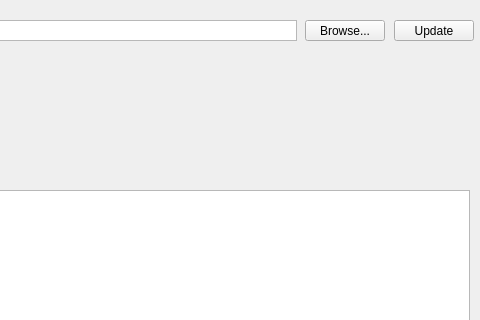
Above: Tools/SendDicomSCU/mainwindow.ui from zyq1569/HealthApp before the change; both pictures show x 754 to 1234 and y 0 to 320 of the 1234 by 693 pixel window. Below: the same form after it.
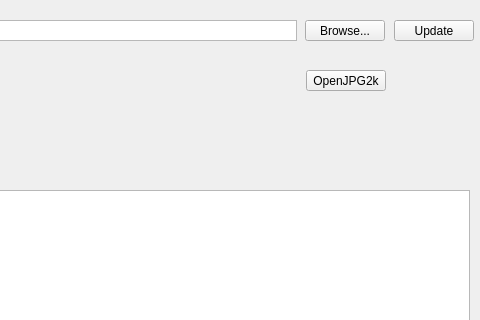
That is the form after the change.

```diff
--- a/Tools/SendDicomSCU/mainwindow.ui
+++ b/Tools/SendDicomSCU/mainwindow.ui
@@ -378,6 +378,19 @@
      </property>
     </widget>
    </widget>
+   <widget class="QPushButton" name="pBOpen2K">
+    <property name="geometry">
+     <rect>
+      <x>1060</x>
+      <y>70</y>
+      <width>80</width>
+      <height>21</height>
+     </rect>
+    </property>
+    <property name="text">
+     <string>OpenJPG2k</string>
+    </property>
+   </widget>
   </widget>
   <widget class="QMenuBar" name="menubar">
    <property name="geometry">
```
